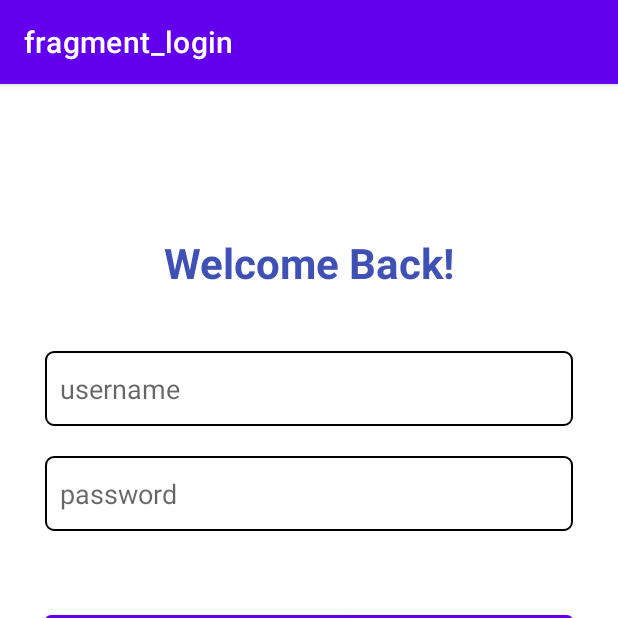
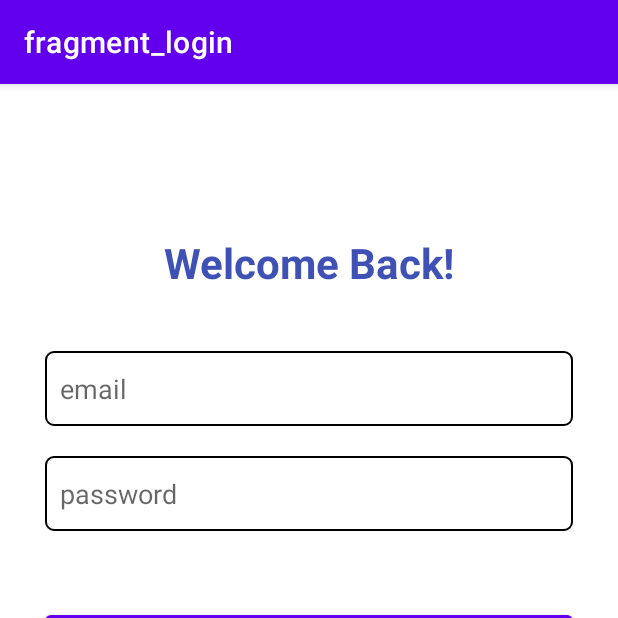
Before and after one commit to sagi21333/AndroidFinalProject, an Android app: the screen it shows after launch (MainActivity), on a phone screen of 412 x 824 dp, the top half of it. Run offline under Robolectric (Android 15) with nearby library versions, the phone set to English and light mode, and no system bars; our stand-ins replace navigation-ui.

Commit message:
add login logic

```diff
--- a/app/src/main/res/layout/fragment_login.xml
+++ b/app/src/main/res/layout/fragment_login.xml
@@ -30,8 +30,8 @@
         android:layout_marginEnd="30dp"
         android:background="@drawable/edittext_rounded"
         android:ems="10"
-        android:hint="username"
-        android:inputType="textPersonName"
+        android:hint="email"
+        android:inputType="textEmailAddress"
         android:paddingStart="10dp"
         android:paddingEnd="10dp"
         app:layout_constraintEnd_toEndOf="parent"
```
Also changed, not shown: app/src/main/java/com/example/androidfinalproject/loginFragment.java (+40 -2 lines).
